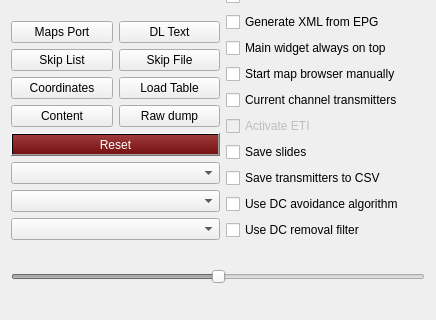
Before: the Qt Designer form src/configuration/configuration.ui in tomneda/DABstar, drawn with Qt 5; both pictures show x 0 to 436 and y 152 to 472 of the 436 by 472 pixel window.
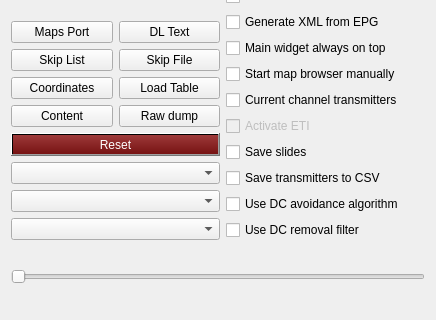
After: the same form once the commit is applied.

Diff of the .ui file:
```diff
--- a/src/configuration/configuration.ui
+++ b/src/configuration/configuration.ui
@@ -371,16 +371,19 @@
    <item>
     <widget class="QSlider" name="sliderTest">
      <property name="enabled">
-      <bool>false</bool>
+      <bool>true</bool>
      </property>
      <property name="toolTip">
       <string>&lt;html&gt;&lt;head/&gt;&lt;body&gt;&lt;p&gt;Slider for different tests. Normally no need to change.&lt;/p&gt;&lt;/body&gt;&lt;/html&gt;</string>
      </property>
      <property name="maximum">
-      <number>1000</number>
+      <number>10</number>
+     </property>
+     <property name="pageStep">
+      <number>1</number>
      </property>
      <property name="value">
-      <number>500</number>
+      <number>0</number>
      </property>
      <property name="orientation">
       <enum>Qt::Horizontal</enum>
```
